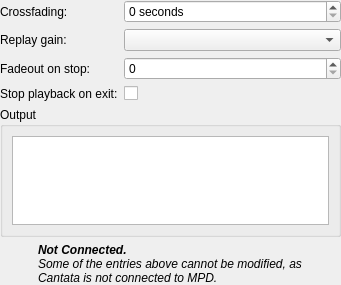
polpo/cantata-mac, file gui/playbacksettings.ui: the form before one commit.
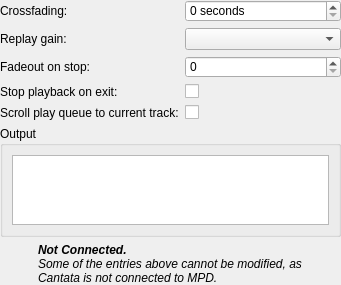
The form after the commit.

Commit message: Make playq scroll optional

Diff of the .ui file:
```diff
--- a/gui/playbacksettings.ui
+++ b/gui/playbacksettings.ui
@@ -78,6 +78,19 @@
      <item row="3" column="1">
       <widget class="QCheckBox" name="stopOnExit"/>
      </item>
+     <item row="4" column="0">
+      <widget class="QLabel" name="scrollPlayQueueLabel">
+       <property name="text">
+        <string>Scroll play queue to current track:</string>
+       </property>
+       <property name="buddy">
+        <cstring>scrollPlayQueue</cstring>
+       </property>
+      </widget>
+     </item>
+     <item row="4" column="1">
+      <widget class="QCheckBox" name="scrollPlayQueue"/>
+     </item>
     </layout>
    </item>
    <item row="1" column="0" colspan="2">
```
The commit also changes 5 other files.
